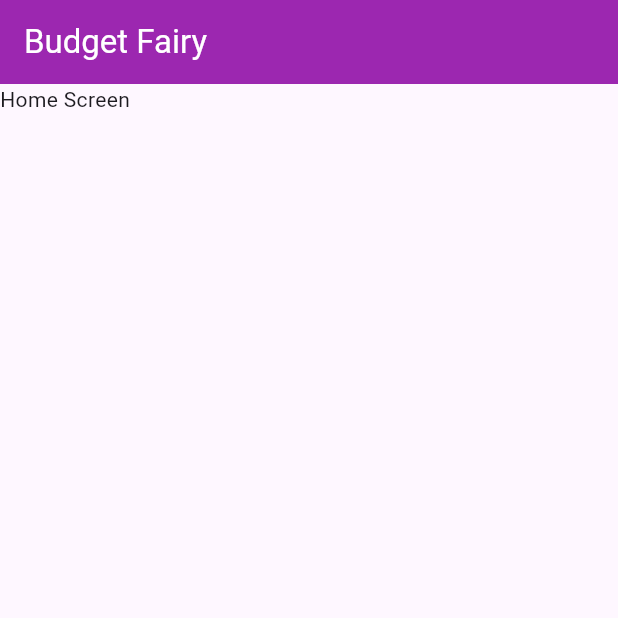
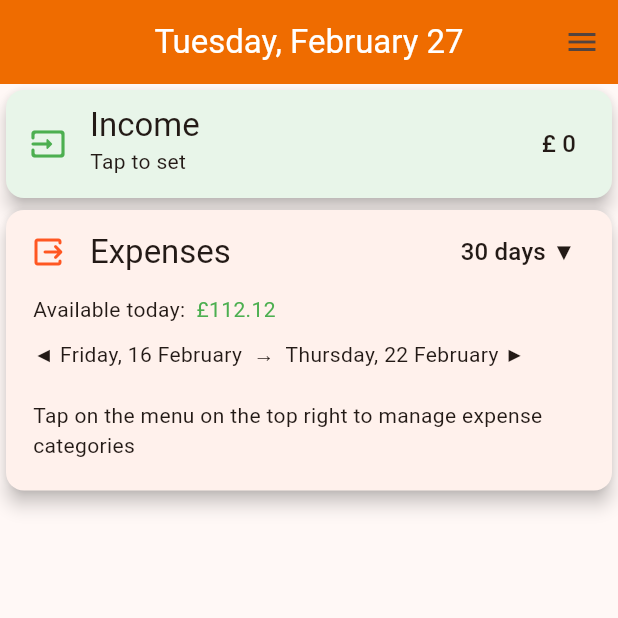
Before and after one commit to stivlo/budget, a Flutter app: the screen it shows after launch, after a tap on "USD", after a tap on the "arrow drop up" icon, after a tap on "Next >", on a phone screen of 412 x 824 dp, the top half of it. Run offline on Flutter 3.47's test engine with Material 3 defaults, Android fonts, the light colour scheme and no system bars; our stand-ins replace shared_preferences.

Commit message:
starting to sketch home screen

```diff
--- /dev/null
+++ b/lib/helper/date_helper.dart
@@ -0,0 +1,7 @@
+import 'package:intl/intl.dart';
+
+class DateHelper {
+  static String formattedDate() {
+    return DateFormat.MMMMEEEEd().format(DateTime.now());
+  }
+}
--- a/lib/main.dart
+++ b/lib/main.dart
@@ -34,16 +34,16 @@
           resultSnapshot.connectionState == ConnectionState.waiting
               ? const Center(child: CircularProgressIndicator())
               : resultSnapshot.data == true
-                  ? const HomeScreen()
+                  ? HomeScreen(currencyProvider)
                   : CurrencyScreen(currencyProvider));
 
   ThemeData themeData(BuildContext context) => ThemeData(
-        colorScheme: ColorScheme.fromSeed(seedColor: Colors.deepPurple),
+        colorScheme: ColorScheme.fromSeed(seedColor: Colors.orange.shade900),
         useMaterial3: true,
         elevatedButtonTheme: elevatedButtonThemeData(context),
-        appBarTheme: const AppBarTheme(
-          backgroundColor: Colors.purple,
-          titleTextStyle: TextStyle(fontSize: 22),
+        appBarTheme: AppBarTheme(
+          backgroundColor: Colors.orange.shade800,
+          titleTextStyle: const TextStyle(fontSize: 22),
         ),
       );
 
--- a/lib/screen/currency_screen.dart
+++ b/lib/screen/currency_screen.dart
@@ -1,7 +1,7 @@
-import 'package:budget/provider/currency_provider.dart';
 import 'package:flutter/material.dart';
 
 import '../model/currency.dart';
+import '../provider/currency_provider.dart';
 import '../widget/currency_selector.dart';
 
 class CurrencyScreen extends StatefulWidget {
--- a/lib/screen/home_screen.dart
+++ b/lib/screen/home_screen.dart
@@ -1,17 +1,97 @@
+import 'package:budget/helper/date_helper.dart';
 import 'package:flutter/material.dart';
 
+import '../provider/currency_provider.dart';
+
 class HomeScreen extends StatelessWidget {
-  const HomeScreen({super.key});
+  const HomeScreen(this.currencyProvider, {super.key});
+
+  final CurrencyProvider currencyProvider;
 
   @override
   Widget build(BuildContext context) {
     return Scaffold(
-      appBar: AppBar(
-        title: const Row(
-          children: [Text('Budget Fairy')],
+        appBar: AppBar(
+          title: Text(DateHelper.formattedDate()),
+          centerTitle: true,
+          actions: [
+            PopupMenuButton(
+              onSelected: (selectedValue) {},
+              icon: const Icon(Icons.menu),
+              itemBuilder: (ctx) => [
+                const PopupMenuItem(
+                  value: 1,
+                  child: Row(
+                    children: [
+                      Icon(
+                        Icons.output_rounded,
+                        color: Colors.deepOrange,
+                      ),
+                      Text(' Manage Expense Categories')
+                    ],
+                  ),
+                ),
+              ],
+            ),
+          ],
         ),
-      ),
-      body: const Text('Home Screen'),
-    );
+        body: SingleChildScrollView(
+          child: Column(
+            children: [
+              Card(
+                elevation: 5,
+                color: Colors.green[50],
+                child: ListTile(
+                  leading: const Icon(
+                    Icons.input_rounded,
+                    color: Colors.green,
+                  ),
+                  title: Text('Income', style: Theme.of(context).textTheme.titleLarge),
+                  subtitle:
+                      Text('Tap to set', style: Theme.of(context).textTheme.bodyMedium),
+                  trailing: Text('£ 0', style: Theme.of(context).textTheme.titleMedium),
+                ),
+              ),
+              Card(
+                  elevation: 5,
+                  child: Column(
+                    crossAxisAlignment: CrossAxisAlignment.start,
+                    children: [
+                      ListTile(
+                        leading: const Icon(
+                          Icons.output_rounded,
+                          color: Colors.deepOrange,
+                        ),
+                        title: Text('Expenses',
+                            style: Theme.of(context).textTheme.titleLarge),
+                        trailing: Text('30 days ▼',
+                            style: Theme.of(context).textTheme.titleMedium),
+                      ),
+                      const Padding(
+                        padding: EdgeInsets.symmetric(horizontal: 18),
+                        child: Row(
+                          children: [
+                            Text('Available today: '),
+                            Text(' £112.12', style: TextStyle(color: Colors.green)),
+                          ],
+                        ),
+                      ),
+                      const SizedBox(height: 10),
+                      const Padding(
+                        padding: EdgeInsets.symmetric(horizontal: 18),
+                        child: Text('◀ Friday, 16 February  →  Thursday, 22 February ▶'),
+                      ),
+                      const SizedBox(height: 20),
+                      const Padding(
+                        padding: EdgeInsets.symmetric(horizontal: 18),
+                        child: Text(
+                            'Tap on the menu on the top right to manage expense categories'),
+                      ),
+                      const SizedBox(height: 20),
+                    ],
+                  ))
+            ],
+          ),
+        ));
   }
 }
--- a/pubspec.yaml
+++ b/pubspec.yaml
@@ -37,6 +37,7 @@ dependencies:
   cupertino_icons: ^1.0.6
   shared_preferences: ^2.2.2
   provider: ^6.1.1
+  intl: ^0.19.0
 
 dev_dependencies:
   flutter_test:
```
Also changed, not shown: pubspec.lock.
